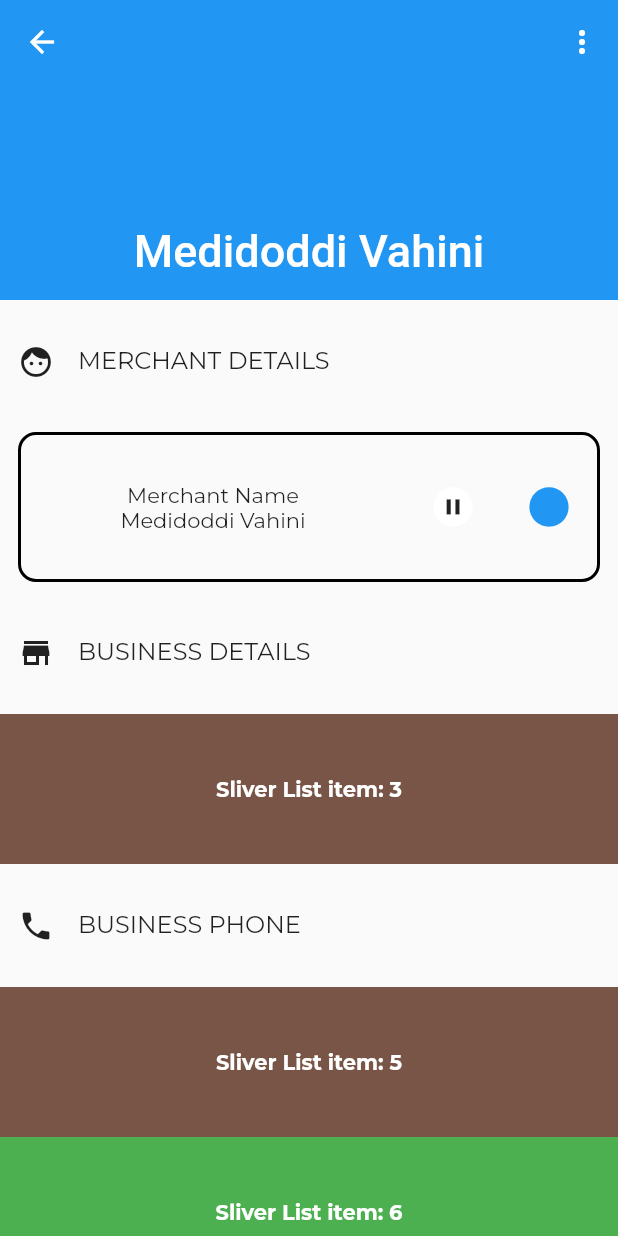
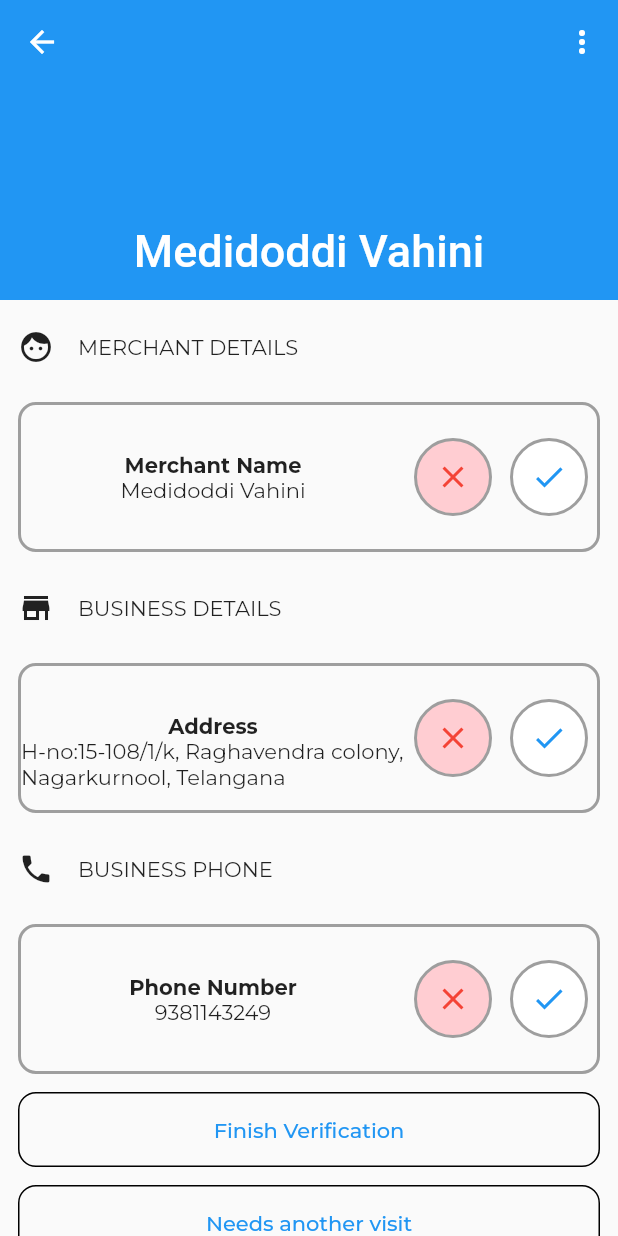
Before and after one commit to isabella232/smb-fos-tracker, a Flutter app: the MyHomePage screen opened directly, on a phone screen of 412 x 824 dp. Run offline on Flutter 3.47's test engine with Material 2 defaults, Android fonts, the phone set to English and light mode, and no system bars; our stand-ins replace geolocator, google_fonts, google_maps_flutter, google_sign_in, intl_phone_number_input, sleek_circular_slider; missing offline and left inert: geocoder, qrscan; project files that could hold a hidden picture were left out.

Commit message:
present update

```diff
--- a/frontend/gpay_agent/lib/business_verification_views/business_verification_view_in_progress.dart
+++ b/frontend/gpay_agent/lib/business_verification_views/business_verification_view_in_progress.dart
@@ -8,7 +8,42 @@ class MyHomePage extends StatefulWidget {
   _MyHomePageState createState() => _MyHomePageState();
 }
 
+enum iconType{
+  face,
+  store,
+  phone
+}
+
+enum verificationType{
+  finish,
+  revisit,
+  store_does_not_exist,
+  cancel
+}
+
+enum selectCategory{
+  merchant_details
+}
+
+enum headerName{
+  merchant_details,
+  business_details,
+  business_phone
+}
+
 class _MyHomePageState extends State<MyHomePage> {
+
+  bool isSelected = false;
+  bool isNameCorrect = false;
+  bool isAddressCorrect = false;
+  bool isPhoneCorrect = false;
+  double headerHeight = 50;
+  double headerTextSize = 14;
+  double buttonHeight = 50;
+  double buttonTextSize = 14;
+  double itemHeight = 100;
+  double itemTextSize = 12;
+
   @override
   Widget build(BuildContext context) {
     double width = MediaQuery.of(context).size.width;
@@ -23,28 +58,28 @@ class _MyHomePageState extends State<MyHomePage> {
                   (BuildContext context, int index) {
                 /// To convert this infinite list to a list with "n" no of items,
                 /// uncomment the following line:
-                if (index > 10) return null;
+                if (index > 9) return null;
                 switch (index) {
                   case 0:
-                    return _merchantDetailsHeaderItem(height);
+                    return _buildHeaderItem(headerHeight, headerTextSize, iconType.face, headerName.merchant_details);
                   case 1:
-                    return _merchantNameItem(height, width);
+                    return _buildListItem(itemHeight, itemTextSize, headerName.merchant_details);
                   case 2:
-                    return _businessDetailsHeaderItem(height);
+                    return _buildHeaderItem(headerHeight, headerTextSize, iconType.store, headerName.business_details);
                   case 3:
-                    return listItem(Colors.brown, "Sliver List item: $index");
+                    return _buildListItem(itemHeight, itemTextSize, headerName.business_details);
                   case 4:
-                    return _businessPhoneItem(height);
+                    return _buildHeaderItem(headerHeight, headerTextSize, iconType.phone, headerName.business_phone);
                   case 5:
-                    return listItem(Colors.brown, "Sliver List item: $index");
+                    return _buildListItem(itemHeight, itemTextSize, headerName.business_phone);
+                  case 6:
+                    return _buildButtonItem(buttonHeight, buttonTextSize, verificationType.finish);
                   case 7:
-                    return _finishVerificationItem(height);
+                    return _buildButtonItem(buttonHeight, buttonTextSize, verificationType.revisit);
                   case 8:
-                    return _needAnotherVisitItem(height);
+                    return _buildButtonItem(buttonHeight, buttonTextSize, verificationType.store_does_not_exist);
                   case 9:
-                    return _storeDoesNotExistItem(height);
-                  case 10:
-                    return _cancelItem(height);
+                    return _buildButtonItem(buttonHeight, buttonTextSize, verificationType.cancel);
                   default:
                     return listItem(Colors.green, "Sliver List item: $index");
                 }
@@ -67,7 +102,7 @@ class _MyHomePageState extends State<MyHomePage> {
       snap: false,
       flexibleSpace: const FlexibleSpaceBar(
         title: Text(
-            'Medidoddi Vahini'
+          'Medidoddi Vahini',
         ),
         centerTitle: true,
       ),
@@ -124,24 +159,24 @@ class _MyHomePageState extends State<MyHomePage> {
     ),
   );
 
-  Widget _merchantDetailsHeaderItem(double height) {
+  Widget _buildHeaderItem(double height, double textSize, iconType icon, headerName name){
     return Padding(
       padding: EdgeInsets.fromLTRB(12.0, 6.0, 12.0, 6.0),
       child: Container(
-        height: 70,
+        height: height,
         child: Row(
           children: <Widget>[
             FittedBox(
-                fit: BoxFit.contain, // otherwise the logo will be tiny
-                child: Icon(
-                  Icons.face,
-                )),
+              fit: BoxFit.contain, // otherwise the logo will be tiny
+              child: _selectIcon(icon),
+            ),
             Padding(
               padding: EdgeInsets.all(16.0),
-              child: Text('MERCHANT DETAILS',
+              child: Text(
+                  _getHeaderText(name),
                   textAlign: TextAlign.left,
                   style: TextStyle(
-                    fontSize: 16,
+                    fontSize: textSize,
                   )),
             ),
           ],
@@ -150,72 +185,37 @@ class _MyHomePageState extends State<MyHomePage> {
     );
   }
 
-  Widget _businessDetailsHeaderItem(double height) {
+  Widget _selectIcon(iconType icon){
+    switch(icon){
+      case iconType.face:
+        return Icon(
+          Icons.face,
+        );
+      case iconType.phone:
+        return Icon(
+          Icons.phone,
+        );
+      case iconType.store:
+        return Icon(
+          Icons.store,
+        );
+    }
+  }
+
+  Widget _buildButtonItem(double height, double textSize,verificationType type) {
     return Padding(
       padding: EdgeInsets.fromLTRB(12.0, 6.0, 12.0, 6.0),
       child: Container(
-        height: 70,
-        child: Row(
-          children: <Widget>[
-            FittedBox(
-                fit: BoxFit.contain, // otherwise the logo will be tiny
-                child: Icon(
-                  Icons.store,
-                )),
-            Padding(
-              padding: EdgeInsets.all(16.0),
-              child: Text('BUSINESS DETAILS',
-                  textAlign: TextAlign.left,
-                  style: TextStyle(
-                    fontSize: 16,
-                  )),
-            ),
-          ],
-        ),
-      ),
-    );
-  }
-
-  Widget _businessPhoneItem(double height) {
-    return Padding(
-      padding: EdgeInsets.fromLTRB(12.0, 6.0, 12.0, 6.0),
-      child: Container(
-        height: 70,
-        child: Row(
-          children: <Widget>[
-            FittedBox(
-                fit: BoxFit.contain, // otherwise the logo will be tiny
-                child: Icon(
-                  Icons.phone,
-                )),
-            Padding(
-              padding: EdgeInsets.all(16.0),
-              child: Text('BUSINESS PHONE',
-                  textAlign: TextAlign.left,
-                  style: TextStyle(
-                    fontSize: 16,
-                  )),
-            ),
-          ],
-        ),
-      ),
-    );
-  }
-
-  Widget _needAnotherVisitItem(double height) {
-    return Padding(
-      padding: EdgeInsets.fromLTRB(12.0, 6.0, 12.0, 6.0),
-      child: Container(
-        height: 50,
+        height: height,
         child: OutlineButton(
           shape: new RoundedRectangleBorder(borderRadius: new BorderRadius.circular(12.0)),
           highlightedBorderColor: Colors.black,
           onPressed: () { },
           child: Text(
-            'Needs another visit',
+            _getVerificationTypeText(type),
             style: TextStyle(
               color: Colors.blue,
-              fontSize: 20,
+              fontSize: textSize,
             ),
           ),
           borderSide: BorderSide(
@@ -226,85 +226,35 @@ class _MyHomePageState extends State<MyHomePage> {
     );
   }
 
-  Widget _finishVerificationItem(double height) {
-    return Padding(
-      padding: EdgeInsets.fromLTRB(12.0, 6.0, 12.0, 6.0),
-      child: Container(
-        height: 50,
-        child: OutlineButton(
-          shape: new RoundedRectangleBorder(borderRadius: new BorderRadius.circular(12.0)),
-          highlightedBorderColor: Colors.black,
-          onPressed: () { },
-          child: Text(
-            'Finish Verification',
-            style: TextStyle(
-              color: Colors.blue,
-              fontSize: 20,
-            ),
-          ),
-          borderSide: BorderSide(
-            color: Colors.black,
-          ),
-        ),
-      ),
-    );
+  String _getVerificationTypeText(verificationType type){
+    switch(type){
+      case verificationType.finish:
+        return 'Finish Verification';
+      case verificationType.revisit:
+        return 'Needs another visit';
+      case verificationType.store_does_not_exist:
+        return 'Store does not exist';
+      case verificationType.cancel:
+        return 'Cancel';
+    }
   }
 
-  Widget _storeDoesNotExistItem(double height) {
-    return Padding(
-      padding: EdgeInsets.fromLTRB(12.0, 6.0, 12.0, 6.0),
-      child: Container(
-        height: 50,
-        child: OutlineButton(
-          shape: new RoundedRectangleBorder(borderRadius: new BorderRadius.circular(12.0)),
-          highlightedBorderColor: Colors.black,
-          splashColor: Colors.blueAccent,
-          onPressed: () { },
-          child: Text(
-            'Store does not exist',
-            style: TextStyle(
-              color: Colors.blue,
-              fontSize: 20,
-            ),
-          ),
-          borderSide: BorderSide(
-            color: Colors.black,
-          ),
-        ),
-      ),
-    );
+  String _getHeaderText(headerName name){
+    switch(name){
+      case headerName.merchant_details:
+        return 'MERCHANT DETAILS';
+      case headerName.business_details:
+        return 'BUSINESS DETAILS';
+      case headerName.business_phone:
+        return 'BUSINESS PHONE';
+    }
   }
 
-  Widget _cancelItem(double height) {
-    return Padding(
-      padding: EdgeInsets.fromLTRB(12.0, 6.0, 12.0, 6.0),
-      child: Container(
-        height: 50,
-        child: OutlineButton(
-          shape: new RoundedRectangleBorder(borderRadius: new BorderRadius.circular(12.0)),
-          highlightedBorderColor: Colors.black,
-          onPressed: () { },
-          child: Text(
-            'Cancel',
-            style: TextStyle(
-              color: Colors.blue,
-              fontSize: 20,
-            ),
-          ),
-          borderSide: BorderSide(
-            color: Colors.black,
-          ),
-        ),
-      ),
-    );
-  }
-
-  Widget _merchantNameItem(double height, double width) {
-    double itemHeight = height * 0.1;
+  Widget _buildListItem(double itemHeight, double textSize, headerName name) {
     return Padding(
         padding: EdgeInsets.fromLTRB(12.0, 6.0, 12.0, 6.0),
         child: Container(
-          height: 100,
+          height: itemHeight,
           child: Row(
             children: <Widget>[
               Expanded(
@@ -316,52 +266,31 @@ class _MyHomePageState extends State<MyHomePage> {
                           child: Align(
                               alignment: Alignment.bottomCenter,
                               child: Text(
-                                'Merchant Name',
+                                _getFieldName(name),
+                                style: TextStyle(
+                                  fontWeight: FontWeight.bold,
+                                ),
                               )
                           )
                       ),
                       Expanded(
                           flex: 1,
                           child: Text(
-                            globals.merchantName,
+                            _getFieldValue(name),
                           )
                       )
                     ],
                   )
               ),
               Expanded(
-                  flex: 1,
-                  child: FittedBox(
-                      child: RawMaterialButton(
-                        onPressed: () {},
-                        elevation: 0,
-                        fillColor: Colors.white,
-                        child: Icon(
-                          Icons.pause,
-                        ),
-                        shape: CircleBorder(),
-                      )
-                  )
-              ),
-              Expanded(
-                  flex: 1,
-                  child: FittedBox(
-                      child: RawMaterialButton(
-                        onPressed: () {},
-                        elevation: 0,
-                        fillColor: Colors.blue,
-                        /*child: Icon(
-                          Icons.pause,
-                        ),*/
-                        shape: CircleBorder(),
-                      )
-                  )
+                  flex: 2,
+                  child: _buildIcons(name)
               )
             ],
           ),
           decoration: BoxDecoration(
             border: Border.all(
-              color: Colors.black,
+              color: Colors.grey,
               width: 2,
             ),
             borderRadius: BorderRadius.circular(12),
@@ -369,4 +298,108 @@ class _MyHomePageState extends State<MyHomePage> {
         )
     );
   }
+
+  String _getFieldName(headerName name){
+    switch(name){
+      case headerName.merchant_details:
+        return 'Merchant Name';
+      case headerName.business_details:
+        return 'Address';
+      case headerName.business_phone:
+        return 'Phone Number';
+    }
+  }
+
+  String _getFieldValue(headerName name){
+    switch(name){
+      case headerName.merchant_details:
+        return globals.merchantName;
+      case headerName.business_details:
+        return globals.address;
+      case headerName.business_phone:
+        return globals.phone;
+    }
+  }
+
+  bool _getVariableValue(headerName name){
+    switch(name){
+      case headerName.merchant_details:
+        return isNameCorrect;
+      case headerName.business_details:
+        return isAddressCorrect;
+      case headerName.business_phone:
+        return isPhoneCorrect;
+    }
+  }
+
+  void _setVariableValue(headerName name, bool value){
+    switch(name){
+      case headerName.merchant_details:
+        isNameCorrect = value;
+        break;
+      case headerName.business_details:
+        isAddressCorrect = value;
+        break;
+      case headerName.business_phone:
+        isPhoneCorrect = value;
+        break;
+    }
+  }
+
+  Widget _buildIcons(headerName name){
+    return Row(
+      children: <Widget>[
+        Expanded(
+          flex: 1,
+          child: InkWell(
+            splashColor: Colors.white,
+            onTap: (){
+              _setVariableValue(name,false);
+              setState(() {});
+            },
+            child: Container(
+              padding: EdgeInsets.symmetric(vertical: 12.0, horizontal: 12.0),
+              decoration: BoxDecoration(
+                border: Border.all(
+                  color: Colors.grey,
+                  width: 2,
+                ),
+                color: !_getVariableValue(name) ? Colors.red[100] : Colors.white,
+                shape: BoxShape.circle,
+              ),
+              child: Icon(
+                Icons.close,
+                color: !_getVariableValue(name) ? Colors.red : Colors.blue,
+              ),
+            ),
+          ),
+        ),
+        Expanded(
+          flex: 1,
+          child:InkWell(
+            splashColor: Colors.white,
+            onTap: (){
+              _setVariableValue(name,true);
+              setState(() {});
+            },
+            child: Container(
+              padding: EdgeInsets.symmetric(vertical: 12.0, horizontal: 12.0),
+              decoration: BoxDecoration(
+                border: Border.all(
+                  color: Colors.grey,
+                  width: 2,
+                ),
+                color: _getVariableValue(name) ? Colors.green[100] : Colors.white,
+                shape: BoxShape.circle,
+              ),
+              child:Icon(
+                Icons.done,
+                color: _getVariableValue(name) ? Colors.green : Colors.blue,
+              ),
+            ),
+          ),
+        )
+      ],
+    );
+  }
 }
--- a/frontend/gpay_agent/lib/business_verification_views/globals.dart
+++ b/frontend/gpay_agent/lib/business_verification_views/globals.dart
@@ -1,3 +1,5 @@
 library gpay_agent.globals;
 
 final String merchantName = 'Medidoddi Vahini';
+final String address = 'H-no:15-108/1/k, Raghavendra colony, Nagarkurnool, Telangana';
+final String phone = '9381143249';
```
